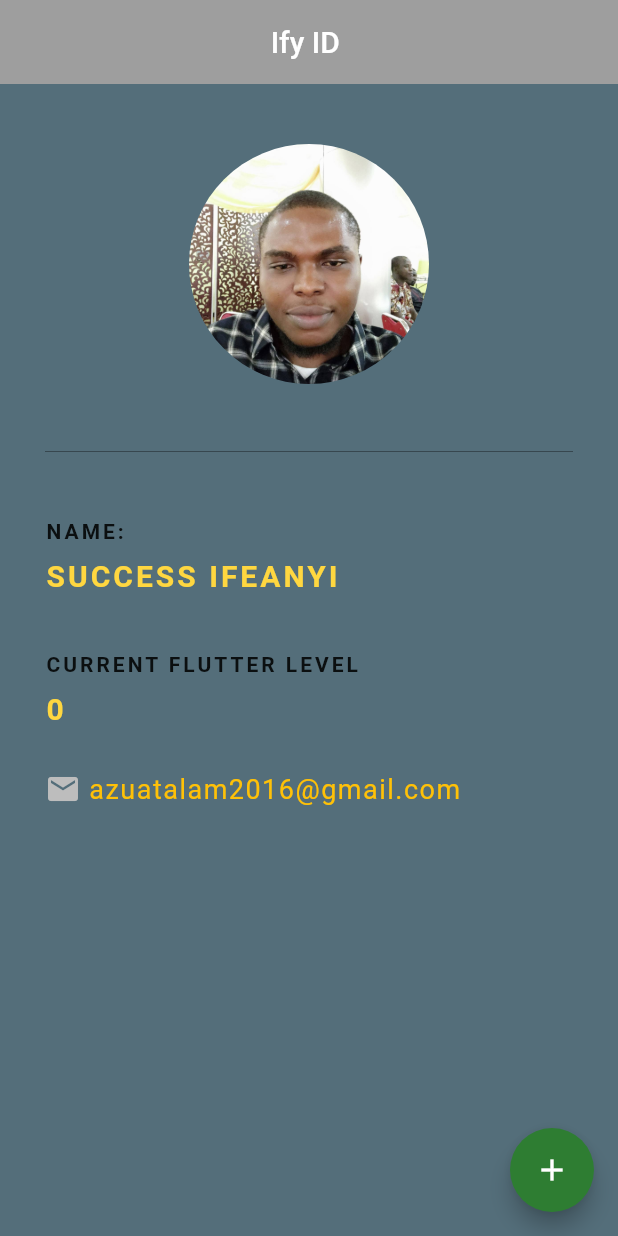
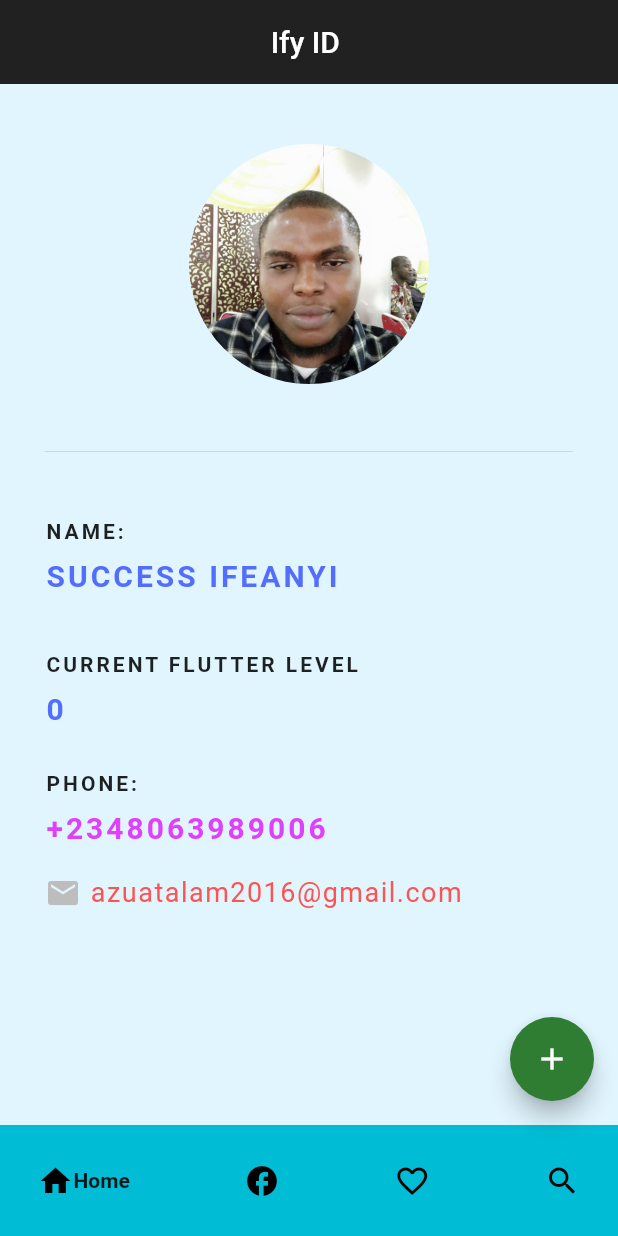
Before and after one commit to FrancisIfeanyi/myapp2, a Flutter app: the screen it shows after launch, on a phone screen of 412 x 824 dp. Run offline on Flutter 3.47's test engine with Material 2 defaults, Android fonts, the phone set to English and light mode, and no system bars; drawn by our look-alikes of google_nav_bar.

Commit message:
my id card

```diff
--- a/lib/main.dart
+++ b/lib/main.dart
@@ -1,4 +1,5 @@
 import 'package:flutter/material.dart';
+import 'package:google_nav_bar/google_nav_bar.dart';
 
 void main() =>
   runApp( MaterialApp(
@@ -18,11 +19,28 @@ class _NinjaCardState extends State<NinjaCard> {
   @override
   Widget build(BuildContext context) {
     return Scaffold(
-      backgroundColor: Colors.blueGrey[600],
+      bottomNavigationBar:  GNav(
+        backgroundColor: Colors.cyan,
+        tabs: [
+          GButton(
+            icon: Icons.home,
+            text: 'Home',
+          ),
+          GButton(icon: Icons.facebook,
+            text: 'Facebook',
+          ),
+          GButton(icon: Icons.favorite_border,
+              text: 'Twitter'),
+          GButton(icon: Icons.search,
+              text: 'Bing'),
+        ],
+      ),
+
+      backgroundColor: Colors.lightBlue[50],
       appBar: AppBar(
         title: Text('Ify ID '),
         centerTitle: true,
-          backgroundColor: Colors.grey,
+          backgroundColor: Colors.grey[900],
         elevation: 0.0,
       ),
       floatingActionButton: FloatingActionButton(
@@ -49,12 +67,12 @@ class _NinjaCardState extends State<NinjaCard> {
             ),
             Divider(
               height: 90,
-              color: Colors.blueGrey[800],
+              color: Colors.blueGrey[100],
             ),
             Text(
               'NAME:',
               style: TextStyle(
-                color: Colors.cyanAccent[500],
+                color: Colors.cyanAccent[900],
                 letterSpacing: 2.0,
                 fontWeight: FontWeight.bold,
               ),
@@ -63,7 +81,7 @@ class _NinjaCardState extends State<NinjaCard> {
             Text(
               'SUCCESS IFEANYI',
               style: TextStyle(
-                color: Colors.amberAccent[200],
+                color: Colors.indigoAccent[200],
                 letterSpacing: 2.0,
                 fontSize: 20.0,
                 fontWeight: FontWeight.bold,
@@ -82,31 +100,51 @@ class _NinjaCardState extends State<NinjaCard> {
             Text(
               '$flutterLevel',
               style: TextStyle(
-                color: Colors.amberAccent[200],
+                color: Colors.indigoAccent[200],
                 letterSpacing: 2.0,
                 fontSize: 20.0,
                 fontWeight: FontWeight.bold,
               ),
             ),
             SizedBox(height: 30.0),
+            Text(
+              'PHONE:',
+              style: TextStyle(
+                color: Colors.cyanAccent[900],
+                letterSpacing: 2.0,
+                fontWeight: FontWeight.bold,
+              ),
+            ),
+            SizedBox(height: 10.0,),
+            Text(
+              '+2348063989006',
+              style: TextStyle(
+                color: Colors.purpleAccent[200],
+                letterSpacing: 2.0,
+                fontSize: 20.0,
+                fontWeight: FontWeight.bold,
+              ),
+            ),
+            SizedBox(height: 20.0,),
             Row(
               children: [
                 Icon(
                   Icons.email,
                   color: Colors.grey[400],
                 ),
-                SizedBox(width: 5.0,
+                SizedBox(width: 6.0,
                 ),
                 Text(
                     'azuatalam2016@gmail.com',
                 style: TextStyle(
-                  color: Colors.amber,
+                  color: Colors.redAccent[200],
                   fontSize: 18.0,
                   letterSpacing: 1.0,
                 ),
                 ),
               ],
             ),
+
           ],
         ),
       ),
--- a/pubspec.yaml
+++ b/pubspec.yaml
@@ -34,6 +34,7 @@ dependencies:
   # The following adds the Cupertino Icons font to your application.
   # Use with the CupertinoIcons class for iOS style icons.
   cupertino_icons: ^1.0.2
+  google_nav_bar: ^5.0.6
 
 dev_dependencies:
   flutter_test:
```
Also changed, not shown: lib/homepage.dart (added, +32 -0 lines), pubspec.lock.
